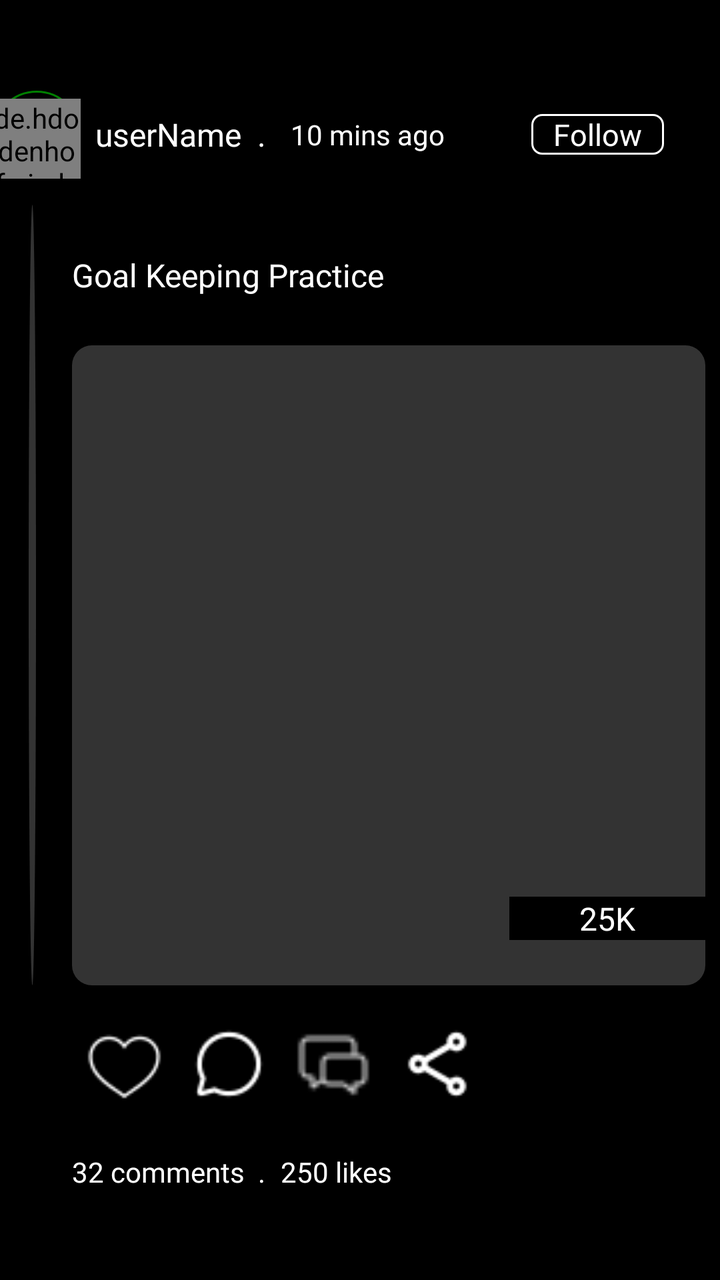
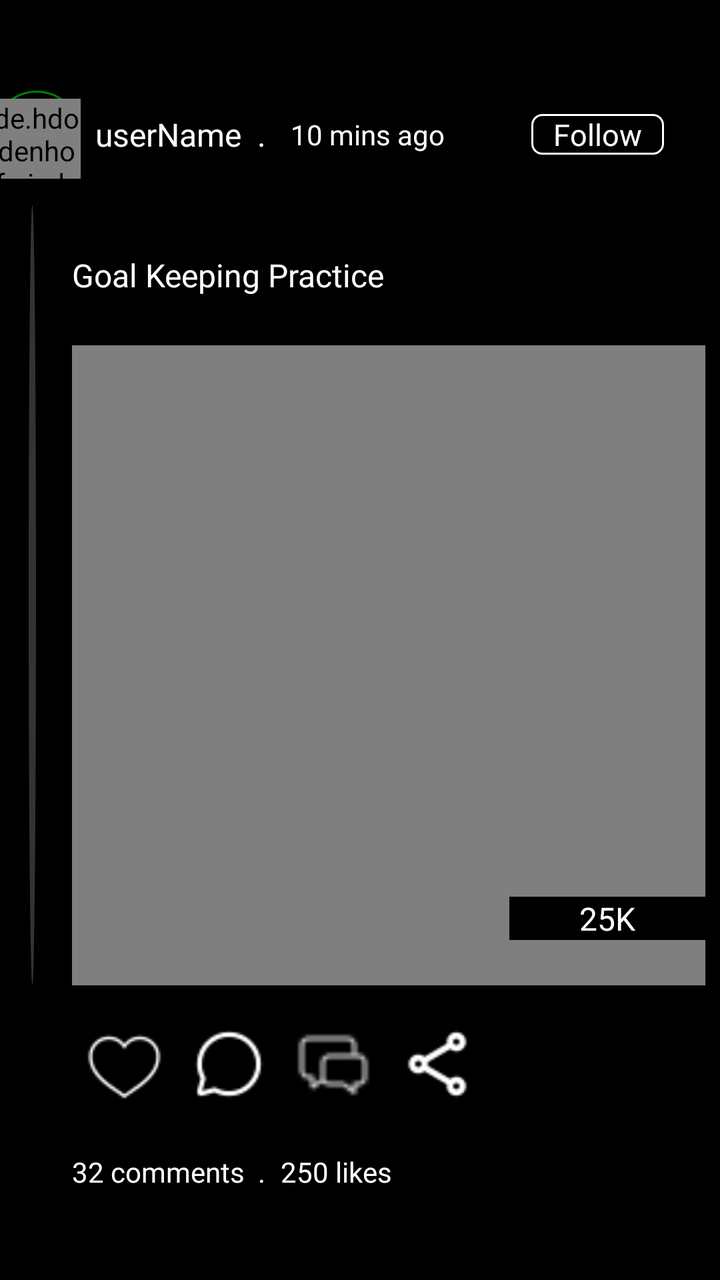

Screens rendered from an Android XML layout before and after an edit, with the pre-edit source and the edit as a unified diff.
<!-- AndroidManifest.xml: application theme Theme.Pruvve -->
<!-- res/layout/item_feed_videos.xml -->
<?xml version="1.0" encoding="utf-8"?>
<androidx.constraintlayout.widget.ConstraintLayout xmlns:android="http://schemas.android.com/apk/res/android"
    xmlns:app="http://schemas.android.com/apk/res-auto"
    xmlns:tools="http://schemas.android.com/tools"
    android:id="@+id/clFeedVideos"
    android:layout_width="match_parent"
    android:layout_height="400dp"
    android:background="@color/black"
    tools:context=".MorePage">

    <LinearLayout
        android:id="@+id/llFeedsPosts"
        android:layout_width="44dp"
        android:layout_height="44dp"
        app:layout_constraintBottom_toTopOf="@+id/guideline111"
        app:layout_constraintEnd_toStartOf="@+id/guideline116"
        app:layout_constraintStart_toStartOf="parent"
        app:layout_constraintTop_toTopOf="@+id/guideline118"
        android:background="@drawable/custom_circle2">
        <de.hdodenhof.circleimageview.CircleImageView
            android:id="@+id/imvFeedsProfilePicture"
            android:layout_width="match_parent"
            android:layout_height="match_parent"
            android:layout_marginTop="4dp"
            tools:ignore="ContentDescription" />
    </LinearLayout>

    <View
        android:id="@+id/view"
        android:layout_width="0dp"
        android:layout_height="0dp"
        android:background="@drawable/profile_line"
        app:layout_constraintBottom_toTopOf="@+id/guideline114"
        app:layout_constraintEnd_toStartOf="@+id/guideline122"
        app:layout_constraintStart_toStartOf="@+id/guideline117"
        app:layout_constraintTop_toTopOf="@+id/guideline111" />

    <View
        android:id="@+id/view2"
        android:layout_width="0dp"
        android:layout_height="0dp"
        android:background="@color/white"
        app:layout_constraintBottom_toBottomOf="parent"
        app:layout_constraintEnd_toEndOf="parent"
        app:layout_constraintStart_toStartOf="parent"
        app:layout_constraintTop_toTopOf="@+id/guideline324" />

    <TextView
        android:id="@+id/tvProfileName"
        android:layout_width="0dp"
        android:layout_height="wrap_content"
        android:fontFamily="@font/my_poppins"
        android:gravity="center_vertical"
        android:text="\tuserName  ."
        android:layout_marginStart="5dp"
        android:textColor="@color/white"
        android:textSize="16sp"
        app:layout_constraintBottom_toTopOf="@+id/guideline111"
        app:layout_constraintEnd_toStartOf="@+id/guideline120"
        app:layout_constraintStart_toStartOf="@+id/guideline116"
        app:layout_constraintTop_toTopOf="@+id/guideline118"
        tools:ignore="HardcodedText" />

    <TextView
        android:id="@+id/tvTimestamp"
        android:layout_width="0dp"
        android:layout_height="wrap_content"
        android:fontFamily="@font/my_poppins"
        android:gravity="center_vertical"
        android:text="10 mins ago"
        android:layout_marginStart="5dp"
        android:textColor="@color/white"
        android:textSize="14sp"
        app:layout_constraintBottom_toTopOf="@+id/guideline111"
        app:layout_constraintEnd_toEndOf="parent"
        app:layout_constraintStart_toEndOf="@+id/tvProfileName"
        app:layout_constraintTop_toTopOf="@+id/guideline118"
        tools:ignore="HardcodedText" />

    <TextView
        android:id="@+id/tvFollowButton"
        android:layout_width="wrap_content"
        android:layout_height="wrap_content"
        android:background="@drawable/sign_in_viewbackgrounds"
        android:fontFamily="@font/my_poppins"
        android:gravity="center"
        android:text="   Follow   "
        android:textColor="@color/white"
        android:textSize="15sp"
        app:layout_constraintBottom_toTopOf="@+id/guideline111"
        app:layout_constraintEnd_toStartOf="@+id/guideline119"
        app:layout_constraintStart_toStartOf="@+id/guideline121"
        app:layout_constraintTop_toTopOf="@+id/guideline118"
        tools:ignore="HardcodedText" />

    <TextView
        android:id="@+id/tvTitle"
        android:layout_width="0dp"
        android:layout_height="wrap_content"
        android:fontFamily="@font/poppins_bold"
        android:gravity="center_vertical"
        android:text="Goal Keeping Practice"
        android:textColor="@color/white"
        android:textSize="16sp"
        app:layout_constraintBottom_toTopOf="@+id/guideline112"
        app:layout_constraintEnd_toEndOf="parent"
        app:layout_constraintStart_toStartOf="@+id/guideline116"
        app:layout_constraintTop_toTopOf="@+id/guideline111"
        tools:ignore="HardcodedText" />

    <androidx.constraintlayout.widget.ConstraintLayout
        android:id="@+id/clMainFeeds"
        android:layout_width="0dp"
        android:layout_height="0dp"
        app:layout_constraintBottom_toTopOf="@+id/guideline114"
        app:layout_constraintEnd_toStartOf="@+id/guideline119"
        app:layout_constraintStart_toStartOf="@+id/guideline116"
        app:layout_constraintTop_toTopOf="@+id/guideline112">

        <ImageView
            android:id="@+id/imvFeeds"
            android:layout_width="match_parent"
            android:layout_height="match_parent"
            android:scaleType="centerCrop"
            android:background="@drawable/dialogue_background3"
            app:layout_constraintBottom_toBottomOf="parent"
            app:layout_constraintEnd_toEndOf="parent"
            app:layout_constraintStart_toStartOf="parent"
            app:layout_constraintTop_toTopOf="parent" />

        <TextView
            android:id="@+id/tvViews"
            android:layout_width="0dp"
            android:layout_height="wrap_content"
            android:background="@color/black"
            android:fontFamily="@font/poppins_bold"
            android:gravity="center"
            android:text="25K"
            android:textAlignment="center"
            android:textColor="@color/white"
            android:textSize="16sp"

            app:layout_constraintBottom_toBottomOf="parent"
            app:layout_constraintEnd_toEndOf="parent"
            app:layout_constraintStart_toStartOf="@+id/guideline168"
            app:layout_constraintTop_toTopOf="@+id/guideline170"
            tools:ignore="HardcodedText" />

        <androidx.constraintlayout.widget.Guideline
            android:id="@+id/guideline168"
            android:layout_width="wrap_content"
            android:layout_height="wrap_content"
            android:orientation="vertical"
            app:layout_constraintGuide_percent="0.69" />

        <androidx.constraintlayout.widget.Guideline
            android:id="@+id/guideline170"
            android:layout_width="wrap_content"
            android:layout_height="wrap_content"
            android:orientation="horizontal"
            app:layout_constraintGuide_percent="0.79" />

    </androidx.constraintlayout.widget.ConstraintLayout>

    <LinearLayout
        android:id="@+id/linearLayout2"
        android:layout_width="0dp"
        android:layout_height="0dp"
        android:layout_marginTop="8dp"
        android:orientation="horizontal"
        app:layout_constraintBottom_toTopOf="@+id/guideline115"
        app:layout_constraintEnd_toStartOf="@+id/guideline121"
        app:layout_constraintStart_toStartOf="@+id/guideline116"
        app:layout_constraintTop_toTopOf="@+id/guideline114">

        <ImageView
            android:id="@+id/ivLikeButton"
            android:layout_width="match_parent"
            android:layout_height="match_parent"
            android:layout_margin="7dp"
            android:layout_weight="1"
            android:src="@drawable/like_heart"
            android:contentDescription="this is for the like action"
            tools:ignore="HardcodedText"/>

        <ImageView
            android:id="@+id/ivCommentButton"
            android:layout_width="match_parent"
            android:layout_height="match_parent"
            android:layout_margin="7dp"
            android:layout_weight="1"
            android:src="@drawable/comment"
            android:contentDescription="this is for the comment action"
            tools:ignore="HardcodedText"/>

        <ImageView
            android:id="@+id/ivChatButton"
            android:layout_width="match_parent"
            android:layout_height="match_parent"
            android:layout_marginStart="5dp"
            android:layout_marginTop="4dp"
            android:layout_marginEnd="5dp"
            android:layout_marginBottom="5dp"
            android:layout_weight="1"
            android:src="@drawable/chat"
            android:contentDescription="this is for the chat action"
            tools:ignore="HardcodedText" />

        <ImageView
            android:id="@+id/ivShareButton"
            android:layout_width="match_parent"
            android:layout_height="match_parent"
            android:layout_margin="7dp"
            android:layout_weight="1"
            android:src="@drawable/share"
            android:contentDescription="this is for the share action"
            tools:ignore="HardcodedText"/>
    </LinearLayout>

    <TextView
        android:id="@+id/tvComments"
        android:layout_width="0dp"
        android:layout_height="wrap_content"
        android:fontFamily="@font/my_poppins"
        android:gravity="center_vertical"
        android:text="32 comments  . "
        android:textColor="@color/white"
        android:textSize="14sp"
        app:layout_constraintBottom_toTopOf="@+id/guideline123"
        app:layout_constraintEnd_toStartOf="@+id/guideline120"
        app:layout_constraintStart_toStartOf="@+id/guideline116"
        app:layout_constraintTop_toTopOf="@+id/guideline115"
        tools:ignore="HardcodedText" />

    <TextView
        android:id="@+id/tvLikes"
        android:layout_width="0dp"
        android:layout_height="wrap_content"
        android:fontFamily="@font/my_poppins"
        android:gravity="center_vertical"
        android:text="250 likes"
        android:textColor="@color/white"
        android:textSize="14sp"
        app:layout_constraintBottom_toTopOf="@+id/guideline123"
        app:layout_constraintEnd_toStartOf="@+id/guideline121"
        app:layout_constraintStart_toStartOf="@+id/guideline120"
        app:layout_constraintTop_toTopOf="@+id/guideline115"
        tools:ignore="HardcodedText" />

    <androidx.constraintlayout.widget.ConstraintLayout
        android:id="@+id/clCommentsAndLikes"
        android:layout_width="match_parent"
        android:layout_height="0dp"
        android:background="@color/darker_gray"
        app:layout_constraintBottom_toBottomOf="parent"
        app:layout_constraintEnd_toEndOf="parent"
        app:layout_constraintStart_toStartOf="parent"
        app:layout_constraintTop_toTopOf="@+id/guideline324">

        <TextView
            android:id="@+id/tvLikeItems"
            android:layout_width="0dp"
            android:layout_height="0dp"
            android:background="@drawable/dialogue_background4"
            android:fontFamily="@font/my_exo"
            android:gravity="center"
            android:text="likes"
            android:textColor="@color/white"
            android:textSize="17sp"
            app:layout_constraintBottom_toTopOf="@+id/guideline240"
            app:layout_constraintEnd_toStartOf="@+id/guideline239"
            app:layout_constraintStart_toStartOf="@+id/guideline315"
            app:layout_constraintTop_toTopOf="parent"
            tools:ignore="HardcodedText" />

        <TextView
            android:id="@+id/tvMyComments"
            android:layout_width="0dp"
            android:layout_height="0dp"
            android:background="@drawable/dialogue_background3"
            android:fontFamily="@font/my_exo"
            android:gravity="center"
            android:text="comments"
            android:textColor="@color/white"
            android:textSize="17sp"
            app:layout_constraintBottom_toTopOf="@+id/guideline240"
            app:layout_constraintEnd_toStartOf="@+id/guideline315"
            app:layout_constraintStart_toStartOf="parent"
            app:layout_constraintTop_toTopOf="parent"
            tools:ignore="HardcodedText" />

        <androidx.cardview.widget.CardView
            android:id="@+id/cvCommentBar"
            android:layout_width="0dp"
            android:layout_height="0dp"
            android:background="@drawable/profile_line"
            app:layout_constraintBottom_toTopOf="@+id/guideline233"
            app:layout_constraintEnd_toStartOf="@+id/guideline235"
            app:layout_constraintStart_toStartOf="@+id/guideline236"
            app:layout_constraintTop_toTopOf="@+id/guideline232">

            <View
                android:layout_width="match_parent"
                android:layout_height="match_parent" />
        </androidx.cardview.widget.CardView>

        <androidx.recyclerview.widget.RecyclerView
            android:id="@+id/rvCommentsAndLikes"
            android:layout_width="0dp"
            android:layout_height="0dp"
            android:background="@color/mid_dark_gray"
            app:layout_constraintBottom_toBottomOf="parent"
            app:layout_constraintEnd_toEndOf="parent"
            app:layout_constraintStart_toStartOf="parent"
            app:layout_constraintTop_toTopOf="@+id/guideline233" />

        <LinearLayout
            android:layout_width="0dp"
            android:layout_height="0dp"
            android:layout_margin="10dp"
            android:orientation="horizontal"
            android:background="@drawable/search_background2"
            app:layout_constraintBottom_toBottomOf="parent"
            app:layout_constraintEnd_toEndOf="parent"
            app:layout_constraintStart_toStartOf="parent"
            app:layout_constraintTop_toTopOf="@+id/guideline124">

            <EditText
                android:id="@+id/etCommentText"
                android:layout_width="match_parent"
                android:layout_height="match_parent"
                android:layout_weight="1"
                android:layout_marginStart="8dp"
                android:layout_marginEnd="2dp"
                android:inputType="textMultiLine"
                android:autofillHints="none"
                android:hint="Write a comment"
                android:textSize="16sp"
                android:fontFamily="@font/my_exo"
                android:textColor="@color/white"
                android:textColorHint="@color/gray"
                tools:ignore="HardcodedText" />

            <ImageView
                android:id="@+id/imvCommentSend"
                android:layout_width="match_parent"
                android:layout_height="match_parent"
                android:layout_weight="8"
                android:layout_margin="10dp"
                android:src="@drawable/send_icon"
                tools:ignore="ContentDescription" />
        </LinearLayout>

        <ImageView
            android:id="@+id/imvExitCommentSection"
            android:layout_width="wrap_content"
            android:layout_height="wrap_content"
            android:layout_margin="15dp"
            android:src="@drawable/exit_icon"
            app:layout_constraintEnd_toEndOf="parent"
            app:layout_constraintTop_toTopOf="parent"
            tools:ignore="ContentDescription" />

        <androidx.constraintlayout.widget.Guideline
            android:id="@+id/guideline232"
            android:layout_width="wrap_content"
            android:layout_height="wrap_content"
            android:orientation="horizontal"
            app:layout_constraintGuide_percent="0.08" />

        <androidx.constraintlayout.widget.Guideline
            android:id="@+id/guideline233"
            android:layout_width="wrap_content"
            android:layout_height="wrap_content"
            android:orientation="horizontal"
            app:layout_constraintGuide_percent="0.087" />

        <androidx.constraintlayout.widget.Guideline
            android:id="@+id/guideline235"
            android:layout_width="wrap_content"
            android:layout_height="wrap_content"
            android:orientation="vertical"
            app:layout_constraintGuide_percent="0.8" />

        <androidx.constraintlayout.widget.Guideline
            android:id="@+id/guideline236"
            android:layout_width="wrap_content"
            android:layout_height="wrap_content"
            android:orientation="vertical"
            app:layout_constraintGuide_percent="0.2" />

        <androidx.constraintlayout.widget.Guideline
            android:id="@+id/guideline239"
            android:layout_width="wrap_content"
            android:layout_height="wrap_content"
            android:orientation="vertical"
            app:layout_constraintGuide_percent="0.6" />

        <androidx.constraintlayout.widget.Guideline
            android:id="@+id/guideline240"
            android:layout_width="wrap_content"
            android:layout_height="wrap_content"
            android:orientation="horizontal"
            app:layout_constraintGuide_percent="0.1" />

        <androidx.constraintlayout.widget.Guideline
            android:id="@+id/guideline315"
            android:layout_width="wrap_content"
            android:layout_height="wrap_content"
            android:orientation="vertical"
            app:layout_constraintGuide_percent="0.3" />

        <androidx.constraintlayout.widget.Guideline
            android:id="@+id/guideline124"
            android:layout_width="wrap_content"
            android:layout_height="wrap_content"
            android:orientation="horizontal"
            app:layout_constraintGuide_percent="0.89" />

    </androidx.constraintlayout.widget.ConstraintLayout>

    <androidx.constraintlayout.widget.Guideline
        android:id="@+id/guideline111"
        android:layout_width="wrap_content"
        android:layout_height="wrap_content"
        android:orientation="horizontal"
        app:layout_constraintGuide_percent="0.16" />

    <androidx.constraintlayout.widget.Guideline
        android:id="@+id/guideline112"
        android:layout_width="wrap_content"
        android:layout_height="wrap_content"
        android:orientation="horizontal"
        app:layout_constraintGuide_percent="0.27" />

    <androidx.constraintlayout.widget.Guideline
        android:id="@+id/guideline113"
        android:layout_width="wrap_content"
        android:layout_height="wrap_content"
        android:orientation="horizontal"
        app:layout_constraintGuide_percent="0.67" />

    <androidx.constraintlayout.widget.Guideline
        android:id="@+id/guideline114"
        android:layout_width="wrap_content"
        android:layout_height="wrap_content"
        android:orientation="horizontal"
        app:layout_constraintGuide_percent="0.77" />

    <androidx.constraintlayout.widget.Guideline
        android:id="@+id/guideline115"
        android:layout_width="wrap_content"
        android:layout_height="wrap_content"
        android:orientation="horizontal"
        app:layout_constraintGuide_percent="0.88" />

    <androidx.constraintlayout.widget.Guideline
        android:id="@+id/guideline116"
        android:layout_width="wrap_content"
        android:layout_height="wrap_content"
        android:orientation="vertical"
        app:layout_constraintGuide_percent="0.10" />

    <androidx.constraintlayout.widget.Guideline
        android:id="@+id/guideline117"
        android:layout_width="wrap_content"
        android:layout_height="wrap_content"
        android:orientation="vertical"
        app:layout_constraintGuide_percent="0.04" />

    <androidx.constraintlayout.widget.Guideline
        android:id="@+id/guideline119"
        android:layout_width="wrap_content"
        android:layout_height="wrap_content"
        android:orientation="vertical"
        app:layout_constraintGuide_percent="0.98" />

    <androidx.constraintlayout.widget.Guideline
        android:id="@+id/guideline120"
        android:layout_width="wrap_content"
        android:layout_height="wrap_content"
        android:orientation="vertical"
        app:layout_constraintGuide_percent="0.39" />

    <androidx.constraintlayout.widget.Guideline
        android:id="@+id/guideline121"
        android:layout_width="wrap_content"
        android:layout_height="wrap_content"
        android:orientation="vertical"
        app:layout_constraintGuide_percent="0.68" />

    <androidx.constraintlayout.widget.Guideline
        android:id="@+id/guideline122"
        android:layout_width="wrap_content"
        android:layout_height="wrap_content"
        android:orientation="vertical"
        app:layout_constraintGuide_percent="0.05" />

    <androidx.constraintlayout.widget.Guideline
        android:id="@+id/guideline118"
        android:layout_width="wrap_content"
        android:layout_height="wrap_content"
        android:orientation="horizontal"
        app:layout_constraintGuide_percent="0.05" />

    <androidx.constraintlayout.widget.Guideline
        android:id="@+id/guideline123"
        android:layout_width="wrap_content"
        android:layout_height="wrap_content"
        android:orientation="horizontal"
        app:layout_constraintGuide_percent="0.95" />

    <androidx.constraintlayout.widget.Guideline
        android:id="@+id/guideline324"
        android:layout_width="wrap_content"
        android:layout_height="wrap_content"
        android:orientation="horizontal"
        app:layout_constraintGuide_percent="0.999999999999" />

</androidx.constraintlayout.widget.ConstraintLayout>
<!-- resources referenced by this layout -->
<resources>
  <color name="black">#FF000000</color>
  <color name="darker_gray">#111111</color>
  <color name="gray">#808080</color>
  <color name="mid_dark_gray">#222222</color>
  <color name="white">#FFFFFFFF</color>
  <!-- drawable chat: png bitmap (drawable, 570 bytes) -->
  <!-- drawable comment: png bitmap (drawable, 641 bytes) -->
  <!-- drawable custom_circle2 (drawable) -->
  <?xml version="1.0" encoding="utf-8"?>
  <shape xmlns:android="http://schemas.android.com/apk/res/android"
      android:shape="oval">
      <stroke android:color="@color/green"
          android:width="1dp"/>
  </shape>
  <!-- drawable dialogue_background3 (drawable) -->
  <?xml version="1.0" encoding="utf-8"?>
  <shape
      xmlns:android="http://schemas.android.com/apk/res/android"
      android:shape="rectangle">
      <solid
          android:color="@color/dark_gray"/>
      <corners
          android:radius="10dp"/>
  </shape>
  <!-- drawable dialogue_background4 (drawable) -->
  <?xml version="1.0" encoding="utf-8"?>
  <shape
      xmlns:android="http://schemas.android.com/apk/res/android"
      android:shape="rectangle">
      <solid
          android:color="@color/mid_dark_gray"/>
      <corners
          android:radius="10dp"/>
  </shape>
  <!-- drawable exit_icon: png bitmap (drawable, 312 bytes) -->
  <!-- drawable like_heart: png bitmap (drawable, 663 bytes) -->
  <!-- drawable profile_line (drawable) -->
  <?xml version="1.0" encoding="utf-8"?>
  <shape xmlns:android="http://schemas.android.com/apk/res/android"
      android:shape="oval">
      <solid android:color="@color/dark_gray"/>
  </shape>
  <!-- drawable search_background2 (drawable) -->
  <?xml version="1.0" encoding="utf-8"?>
  <shape xmlns:android="http://schemas.android.com/apk/res/android"
      android:shape="rectangle">
      <corners android:radius="5dp"/>
      <solid android:color="@color/black"/>
      <stroke android:width="2dp"
          android:color="@color/gray"/>
  
  </shape>
  <!-- drawable send_icon: png bitmap (drawable, 459 bytes) -->
  <!-- drawable share: png bitmap (drawable, 523 bytes) -->
  <!-- drawable sign_in_viewbackgrounds (drawable) -->
  <?xml version="1.0" encoding="utf-8"?>
  <shape
      xmlns:android="http://schemas.android.com/apk/res/android"
      android:shape="rectangle">
      <solid android:color="@color/black"/>
      <corners
          android:radius="5dp"/>
      <stroke
          android:width="1dp"
          android:color="@color/white"/>
  </shape>
  <style name="Theme.Pruvve" parent="Theme.AppCompat.DayNight.DarkActionBar" />
  <color name="green">#008000</color>
  <color name="dark_gray">#333333</color>
</resources>

<!-- the commit's change to res/layout/item_feed_videos.xml (unified diff, before → after) -->
@@ -65,14 +65,14 @@
         android:id="@+id/tvTimestamp"
         android:layout_width="0dp"
         android:layout_height="wrap_content"
+        android:layout_marginStart="5dp"
         android:fontFamily="@font/my_poppins"
         android:gravity="center_vertical"
         android:text="10 mins ago"
-        android:layout_marginStart="5dp"
         android:textColor="@color/white"
         android:textSize="14sp"
         app:layout_constraintBottom_toTopOf="@+id/guideline111"
-        app:layout_constraintEnd_toEndOf="parent"
+        app:layout_constraintEnd_toStartOf="@+id/guideline121"
         app:layout_constraintStart_toEndOf="@+id/tvProfileName"
         app:layout_constraintTop_toTopOf="@+id/guideline118"
         tools:ignore="HardcodedText" />
@@ -119,6 +119,18 @@
 
         <ImageView
             android:id="@+id/imvFeeds"
+            android:layout_width="match_parent"
+            android:layout_height="match_parent"
+            android:scaleType="centerCrop"
+            android:background="@drawable/dialogue_background3"
+            app:layout_constraintBottom_toBottomOf="parent"
+            app:layout_constraintEnd_toEndOf="parent"
+            app:layout_constraintStart_toStartOf="parent"
+            app:layout_constraintTop_toTopOf="parent"
+            tools:ignore="ContentDescription" />
+
+        <VideoView
+            android:id="@+id/vvFeeds"
             android:layout_width="match_parent"
             android:layout_height="match_parent"
             android:scaleType="centerCrop"
